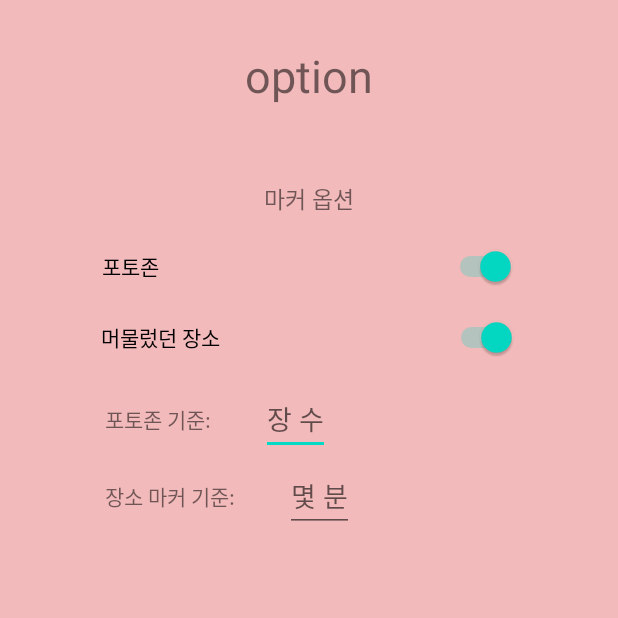
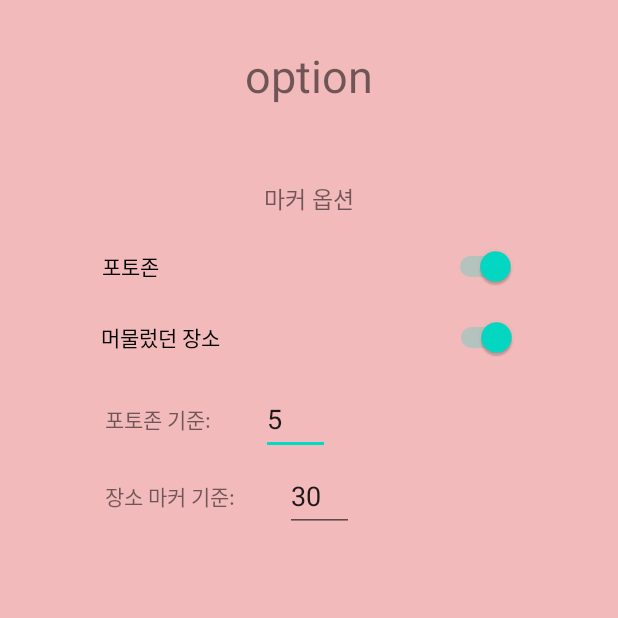
Before and after one commit to mh991221/SOM, an Android app: the SettingActivity screen opened directly, with no data from a screen before it, on a phone screen of 412 x 824 dp, the top half of it. Run offline under Robolectric (Android 15) with nearby library versions, the phone set to English and light mode, and no system bars.

Commit message:
camera and visited Place's marker parameter is edited

```diff
--- a/app/src/main/java/CapStoneDisign/som/SettingActivity.kt
+++ b/app/src/main/java/CapStoneDisign/som/SettingActivity.kt
@@ -137,6 +137,9 @@ class SettingActivity:AppCompatActivity() {
         visitedPlaceSwitch.isChecked = sharedPref.getBoolean("VisitedPlace",true)
 //        paymentPlaceSwitch.isChecked = sharedPref.getBoolean("PaymentPlace",true)
 
+        photoZoneEditText.setText(sharedPref.getInt("PhotoZoneShot",5).toString())
+        visitedPlaceEditText.setText(sharedPref.getInt("placeMinute",30).toString())
+
     }
 
     fun getPhotoZoneIsChecked(): Boolean{
```
